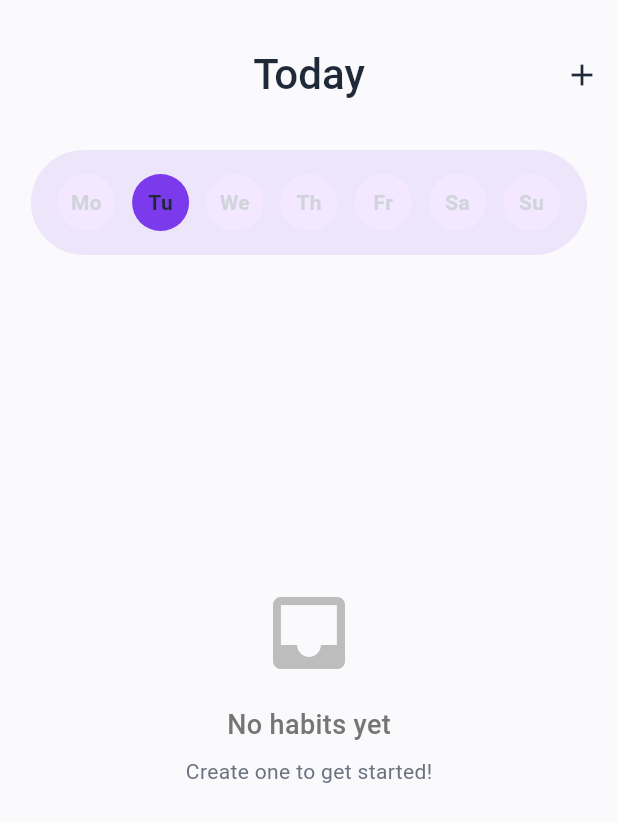
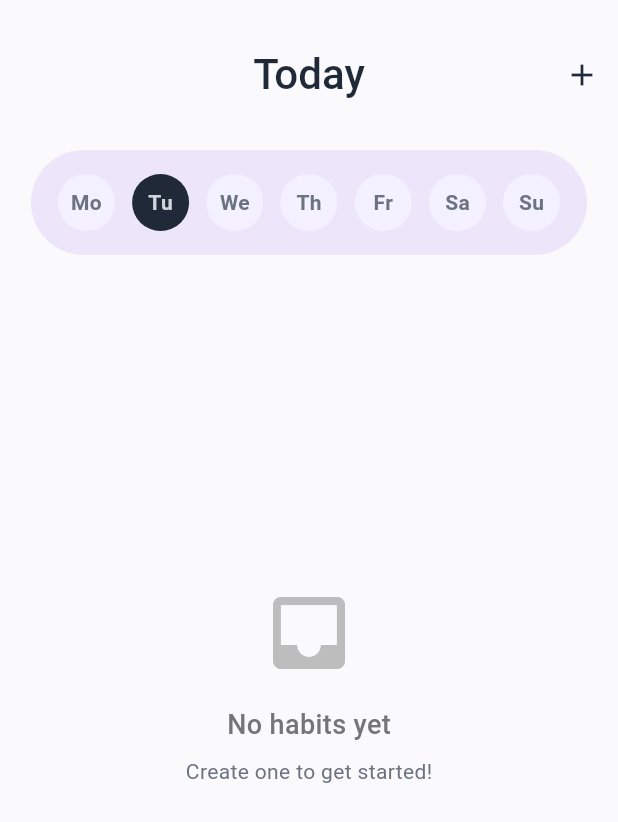
Before and after one commit to Lesetja-Malapane/progress-pals, a Flutter app: the HomeContent screen opened directly, on a phone screen of 412 x 824 dp. Shown: the top 822 px of the screen. Run offline on Flutter 3.47's test engine with Material 3 defaults, Android fonts, the phone set to English and light mode, and no system bars; our stand-ins replace cloud_firestore, dot_navigation_bar, firebase_auth, firebase_core, flutter_svg, go_router and 2 more; missing offline and left inert: firebase_ui_auth; accounts and stored records are empty.

Commit message:
date bar update

```diff
--- a/lib/presentation/widgets/date_bubble.dart
+++ b/lib/presentation/widgets/date_bubble.dart
@@ -1,5 +1,6 @@
 import 'package:flutter/material.dart';
 import 'package:progress_pals/core/theme/app_colors.dart';
+import 'package:progress_pals/core/theme/theme_extensions.dart';
 
 class DateBubble extends StatelessWidget {
   final String label;
@@ -18,13 +19,13 @@ class DateBubble extends StatelessWidget {
       height: 38,
       alignment: Alignment.center,
       decoration: BoxDecoration(
-        color: isSelected ? AppColors.primary : AppColors.primaryLight,
+        color: isSelected ? context.themeTextPrimary : context.themeSurfaceMuted,
         shape: BoxShape.circle,
       ),
       child: Text(
         label,
         style: TextStyle(
-          color: isSelected ? AppColors.textPrimary : AppColors.textDisabled,
+          color: isSelected ? context.themeTextDisabled : context.themeTextSecondary,
           fontWeight: FontWeight.bold,
         ),
       ),
```
